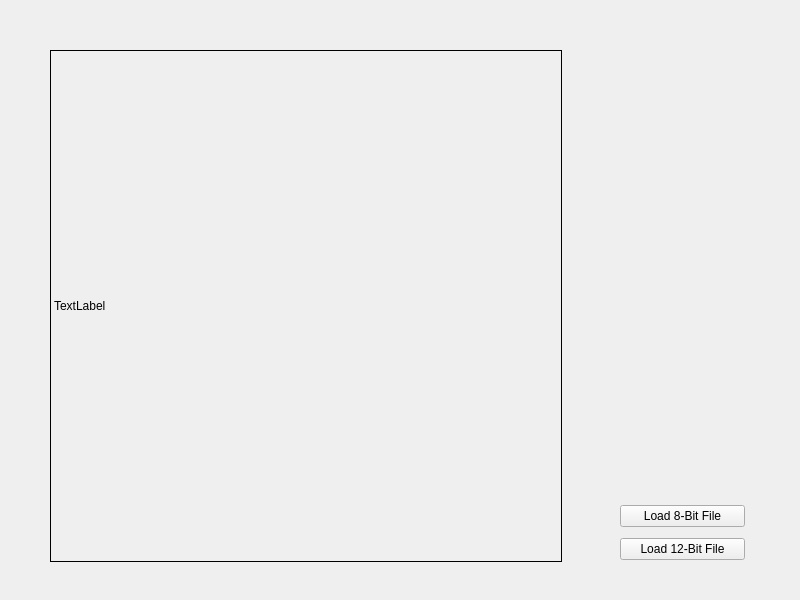
First picture: the form in widget.ui, repository clemenskoehler/soimed, before the edit.
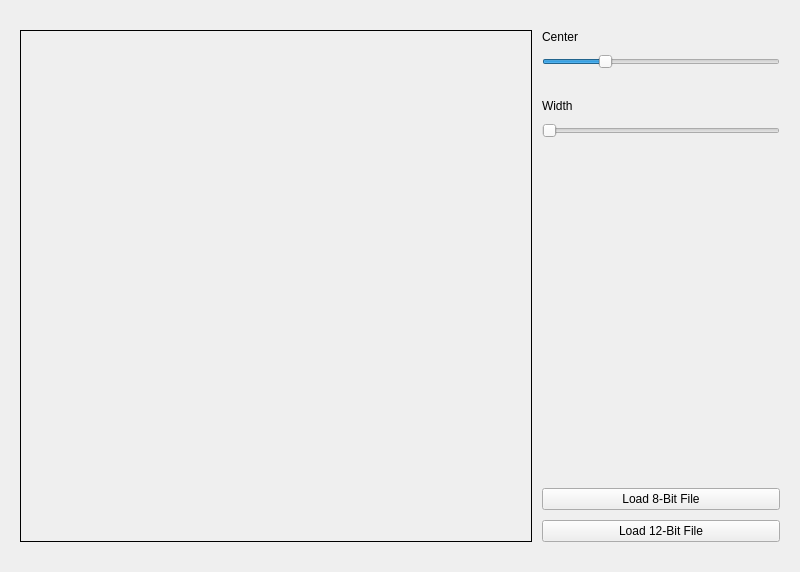
Second picture: the form after the edit.

```diff
--- a/widget.ui
+++ b/widget.ui
@@ -7,20 +7,68 @@
     <x>0</x>
     <y>0</y>
     <width>800</width>
-    <height>600</height>
+    <height>572</height>
    </rect>
   </property>
+  <property name="sizePolicy">
+   <sizepolicy hsizetype="Preferred" vsizetype="Preferred">
+    <horstretch>0</horstretch>
+    <verstretch>0</verstretch>
+   </sizepolicy>
+  </property>
   <property name="windowTitle">
    <string>Widget</string>
   </property>
+  <property name="layoutDirection">
+   <enum>Qt::LayoutDirection::LeftToRight</enum>
+  </property>
+  <property name="autoFillBackground">
+   <bool>false</bool>
+  </property>
+  <layout class="QFormLayout" name="formLayout">
+   <property name="sizeConstraint">
+    <enum>QLayout::SizeConstraint::SetDefaultConstraint</enum>
+   </property>
+   <property name="fieldGrowthPolicy">
+    <enum>QFormLayout::FieldGrowthPolicy::AllNonFixedFieldsGrow</enum>
+   </property>
+   <property name="horizontalSpacing">
+    <number>10</number>
+   </property>
+   <property name="verticalSpacing">
+    <number>10</number>
+   </property>
+   <property name="leftMargin">
+    <number>20</number>
+   </property>
+   <property name="topMargin">
+    <number>20</number>
+   </property>
+   <property name="rightMargin">
+    <number>20</number>
+   </property>
+   <property name="bottomMargin">
+    <number>20</number>
+   </property>
+   <item row="0" column="0">
   <widget class="QLabel" name="label_image">
-   <property name="geometry">
-    <rect>
-     <x>50</x>
-     <y>50</y>
+     <property name="enabled">
+      <bool>true</bool>
+     </property>
+     <property name="sizePolicy">
+      <sizepolicy hsizetype="Fixed" vsizetype="Fixed">
+       <horstretch>0</horstretch>
+       <verstretch>0</verstretch>
+      </sizepolicy>
+     </property>
+     <property name="minimumSize">
+      <size>
      <width>512</width>
      <height>512</height>
-    </rect>
+      </size>
+     </property>
+     <property name="cursor">
+      <cursorShape>CrossCursor</cursorShape>
    </property>
    <property name="frameShape">
     <enum>QFrame::Shape::Box</enum>
@@ -32,21 +80,83 @@
     <number>1</number>
    </property>
    <property name="text">
-    <string>TextLabel</string>
-   </property>
-  </widget>
-  <widget class="QWidget" name="">
-   <property name="geometry">
-    <rect>
-     <x>620</x>
-     <y>500</y>
-     <width>125</width>
-     <height>66</height>
-    </rect>
-   </property>
+      <string/>
+     </property>
+    </widget>
+   </item>
+   <item row="0" column="1">
    <layout class="QVBoxLayout" name="verticalLayout">
+     <item>
+      <widget class="QLabel" name="label_center">
+       <property name="text">
+        <string>Center</string>
+       </property>
+      </widget>
+     </item>
+     <item>
+      <widget class="QSlider" name="horizontalSlider_center">
+       <property name="minimum">
+        <number>-1024</number>
+       </property>
+       <property name="maximum">
+        <number>3071</number>
+       </property>
+       <property name="orientation">
+        <enum>Qt::Orientation::Horizontal</enum>
+       </property>
+      </widget>
+     </item>
+     <item>
+      <spacer name="verticalSpacer_2">
+       <property name="orientation">
+        <enum>Qt::Orientation::Vertical</enum>
+       </property>
+       <property name="sizeType">
+        <enum>QSizePolicy::Policy::Fixed</enum>
+       </property>
+       <property name="sizeHint" stdset="0">
+        <size>
+         <width>20</width>
+         <height>20</height>
+        </size>
+       </property>
+      </spacer>
+     </item>
+     <item>
+      <widget class="QLabel" name="label_width">
+       <property name="text">
+        <string>Width</string>
+       </property>
+      </widget>
+     </item>
+     <item>
+      <widget class="QSlider" name="horizontalSlider_width">
+       <property name="orientation">
+        <enum>Qt::Orientation::Horizontal</enum>
+       </property>
+      </widget>
+     </item>
+     <item>
+      <spacer name="verticalSpacer">
+       <property name="orientation">
+        <enum>Qt::Orientation::Vertical</enum>
+       </property>
+       <property name="sizeHint" stdset="0">
+        <size>
+         <width>20</width>
+         <height>40</height>
+        </size>
+       </property>
+      </spacer>
+     </item>
     <item>
      <widget class="QPushButton" name="pushButton_load8BitFile">
+       <property name="sizePolicy">
+        <sizepolicy hsizetype="Preferred" vsizetype="Preferred">
+         <horstretch>0</horstretch>
+         <verstretch>0</verstretch>
+        </sizepolicy>
+       </property>
       <property name="text">
        <string>Load 8-Bit File</string>
       </property>
@@ -54,13 +164,20 @@
     </item>
     <item>
      <widget class="QPushButton" name="pushButton_load12BitFile">
+       <property name="sizePolicy">
+        <sizepolicy hsizetype="Preferred" vsizetype="Preferred">
+         <horstretch>0</horstretch>
+         <verstretch>0</verstretch>
+        </sizepolicy>
+       </property>
       <property name="text">
        <string>Load 12-Bit File</string>
       </property>
      </widget>
     </item>
    </layout>
-  </widget>
+   </item>
+  </layout>
  </widget>
  <resources/>
  <connections/>
```
Lines whose indentation alone changed are shown as unchanged.
